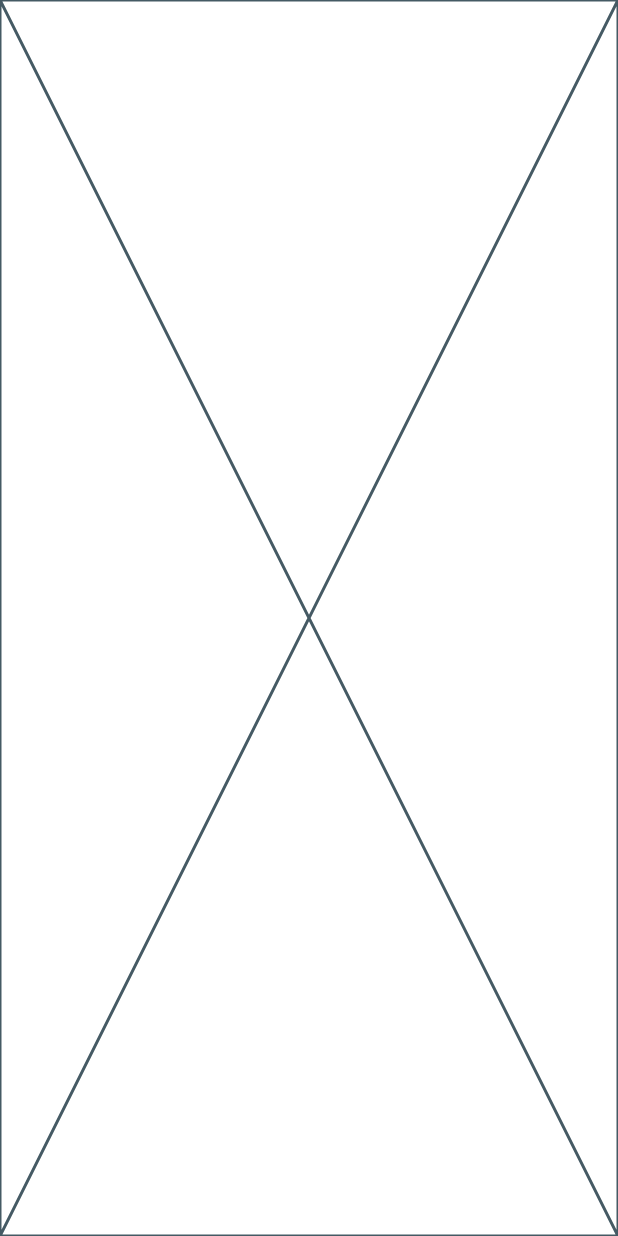
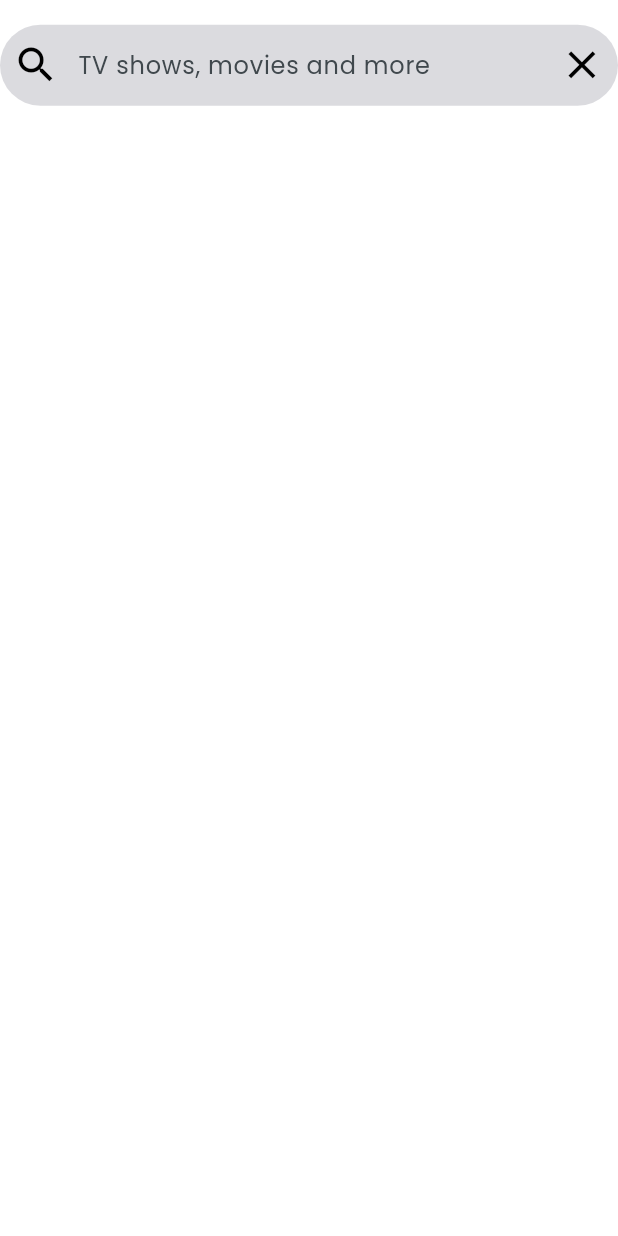
Before and after one commit to zainahmad0580/cowlar-task-movieapp, a Flutter app: the screen it shows after launch, after a tap on the "search" icon, on a phone screen of 412 x 824 dp. Run offline on Flutter 3.47's test engine with Material 3 defaults, Android fonts, the phone set to English and light mode, and no system bars; network calls fail.

Commit message:
genre list screen

```diff
--- a/lib/main.dart
+++ b/lib/main.dart
@@ -25,7 +25,7 @@ class MyApp extends StatelessWidget {
           debugShowCheckedModeBanner: false,
           title: 'Movie App',
           theme: ThemeData(
-              scaffoldBackgroundColor: AppColors.bg,
+              scaffoldBackgroundColor: AppColors.lightGreyBg,
               inputDecorationTheme: InputDecorationTheme(
                   border: OutlineInputBorder(
                       borderRadius: BorderRadius.circular(10))),
--- a/lib/utils/app_colors.dart
+++ b/lib/utils/app_colors.dart
@@ -7,9 +7,9 @@ class AppColors {
   static const genrePurpe = Color(0xFF564CA3);
   static const genreYellow = Color(0xFFCD9D0F);
   static const navbar = Color(0xFF2E2739);
-  static const bg = Color(0xFFFFFFFF);
-  static const grey = Color(0xFFEFEFEF);
-  static const lightGreyBg = Color(0xFFDBDBDF);
+  static const white = Color(0xFFFFFFFF);
+  static const grey = Color(0xFFDBDBDF);
+  static const lightGreyBg = Color(0xFFF6F6FA);
   static const greyText = Color(0xFF8F8F8F);
   static const black = Color(0xFF000000);
 }
--- a/lib/utils/utils.dart
+++ b/lib/utils/utils.dart
@@ -30,7 +30,7 @@ class Utils {
             padding: EdgeInsets.all(size.width * 0.05),
             decoration: BoxDecoration(
               borderRadius: BorderRadius.circular(10),
-              color: AppColors.bg,
+              color: AppColors.white,
             ),
             child: const CircularProgressIndicator(color: AppColors.btn),
           ));
--- a/lib/view/screens/home/screens/home_screen.dart
+++ b/lib/view/screens/home/screens/home_screen.dart
@@ -1,7 +1,6 @@
 import 'package:flutter/material.dart';
 import 'package:movieapp/api/movie_api.dart';
 import 'package:movieapp/model/movie_model.dart';
-import 'package:movieapp/utils/app_colors.dart';
 import 'package:movieapp/view/screens/home/widgets/home_app_bar.dart';
 import 'package:movieapp/view/screens/movie/widgets/movie_card.dart';
 
@@ -13,12 +12,10 @@ class HomeScreen extends StatelessWidget {
     var size = MediaQuery.of(context).size;
     return Scaffold(
         appBar: const HomeAppBar(),
-        backgroundColor: AppColors.lightGreyBg,
         body: Padding(
           padding: EdgeInsets.symmetric(
               horizontal: size.width * 0.03, vertical: size.height * 0.03),
           child: Column(children: [
-            // const SearchField(),
             FutureBuilder(
                 future: MovieApi.getAllMovies(context),
                 builder: (context, snapshot) {
--- a/lib/view/screens/home/widgets/home_app_bar.dart
+++ b/lib/view/screens/home/widgets/home_app_bar.dart
@@ -10,7 +10,7 @@ class HomeAppBar extends StatelessWidget implements PreferredSizeWidget {
   Widget build(BuildContext context) {
     return AppBar(
       title: const Text('Watch', style: ThemeText.appBarBlack),
-      backgroundColor: AppColors.bg,
+      backgroundColor: AppColors.white,
       foregroundColor: AppColors.black,
       actions: [
         IconButton(
--- a/lib/view/screens/movie/screens/genre_list_screen.dart
+++ b/lib/view/screens/movie/screens/genre_list_screen.dart
@@ -1,10 +1,22 @@
 import 'package:flutter/material.dart';
+import 'package:movieapp/utils/app_colors.dart';
+import 'package:movieapp/view/widgets/search_field.dart';
 
 class GenreListScreen extends StatelessWidget {
   const GenreListScreen({super.key});
 
   @override
   Widget build(BuildContext context) {
-    return const Placeholder();
+    var size = MediaQuery.of(context).size;
+    return Scaffold(
+      backgroundColor: AppColors.white,
+      body: SafeArea(
+          child: Padding(
+        padding: EdgeInsets.symmetric(vertical: size.height * 0.02),
+        child: Column(children: [
+          const SearchField(),
+        ]),
+      )),
+    );
   }
 }
--- a/lib/view/screens/movie/screens/movie_detail_screen.dart
+++ b/lib/view/screens/movie/screens/movie_detail_screen.dart
@@ -66,7 +66,7 @@ class MovieDetailScreen extends StatelessWidget {
                       child: Container(
                         padding: EdgeInsets.all(size.height * 0.04),
                         width: double.infinity,
-                        color: AppColors.bg,
+                        color: AppColors.white,
                         child: SingleChildScrollView(
                           child: Column(
                               crossAxisAlignment: CrossAxisAlignment.start,
--- a/lib/view/splash_screen.dart
+++ b/lib/view/splash_screen.dart
@@ -41,7 +41,7 @@ class _SplashScreenState extends State<SplashScreen>
   @override
   Widget build(BuildContext context) {
     return Scaffold(
-        backgroundColor: AppColors.bg,
+        backgroundColor: AppColors.white,
         body: Center(
             child: ScaleTransition(
                 scale: _animation,
--- a/lib/view/widgets/custom_app_bar.dart
+++ b/lib/view/widgets/custom_app_bar.dart
@@ -17,7 +17,7 @@ class CustomAppBar extends StatelessWidget implements PreferredSizeWidget {
             onPressed: () => Navigator.pop(context),
             icon: const Icon(
               Icons.arrow_back_ios,
-              color: AppColors.bg,
+              color: AppColors.white,
             )),
         title: Text(title, style: ThemeText.appBarWhite));
   }
--- a/lib/view/widgets/outlined_icon_button.dart
+++ b/lib/view/widgets/outlined_icon_button.dart
@@ -36,7 +36,7 @@ class OutlinedIconButton extends StatelessWidget {
           child: Row(
             mainAxisAlignment: MainAxisAlignment.center,
             children: [
-              Icon(iconData, color: AppColors.bg),
+              Icon(iconData, color: AppColors.white),
               SizedBox(width: size.width * 0.02),
               Text(title, style: textStyle),
             ],
--- a/lib/view/widgets/round_button.dart
+++ b/lib/view/widgets/round_button.dart
@@ -35,7 +35,7 @@ class RoundButton extends StatelessWidget {
               child: isLoading
                   ? const CircularProgressIndicator(
                       strokeWidth: 3.0,
-                      color: AppColors.bg,
+                      color: AppColors.white,
                     )
                   : Text(title, style: textStyle)),
         ));
--- a/lib/view/widgets/search_field.dart
+++ b/lib/view/widgets/search_field.dart
@@ -26,12 +26,20 @@ class _SearchFieldState extends State<SearchField> {
       return TextField(
         controller: _searchController,
         decoration: InputDecoration(
+            filled: true,
+            fillColor: AppColors.grey,
             contentPadding: const EdgeInsets.all(15),
-            border:
-                OutlineInputBorder(borderRadius: BorderRadius.circular(10.0)),
+            border: OutlineInputBorder(
+                borderSide: BorderSide.none,
+                borderRadius: BorderRadius.circular(40.0)),
+            prefixIcon: Icon(
+              Icons.search,
+              color: AppColors.black,
+              size: size.width * 0.075,
+            ),
             suffixIcon: value.query == ''
                 ? Icon(
-                    Icons.search,
+                    Icons.clear,
                     color: AppColors.black,
                     size: size.width * 0.075,
                   )
```
Also changed, not shown: lib/utils/styles.dart (+14 -14 lines).
